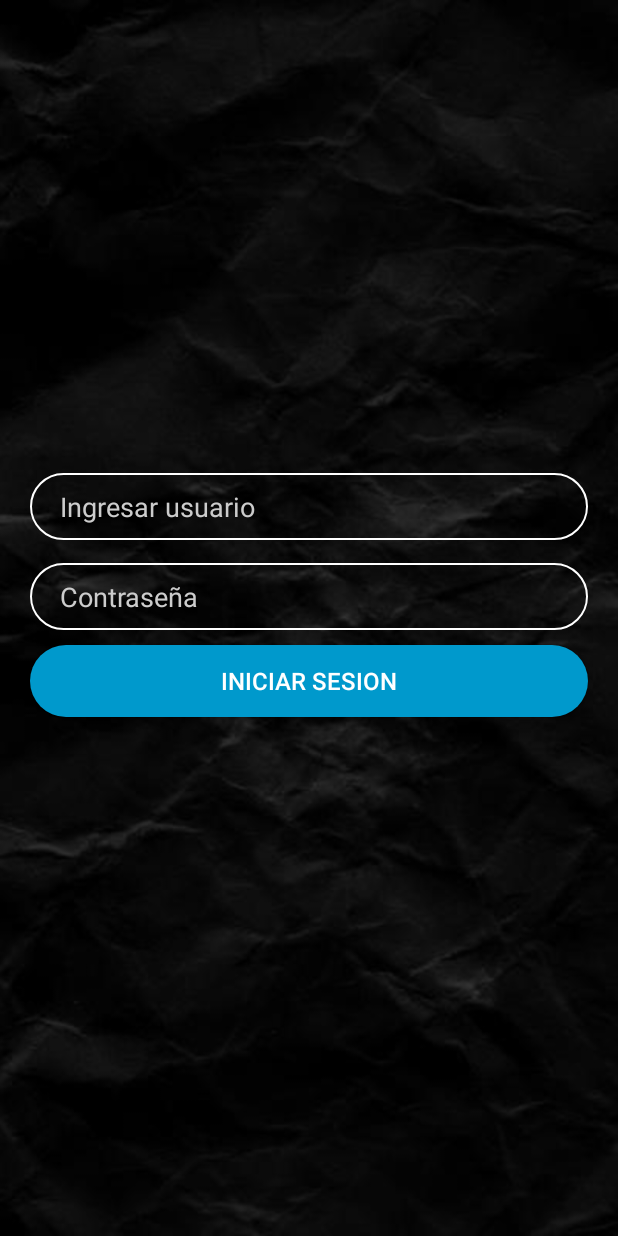
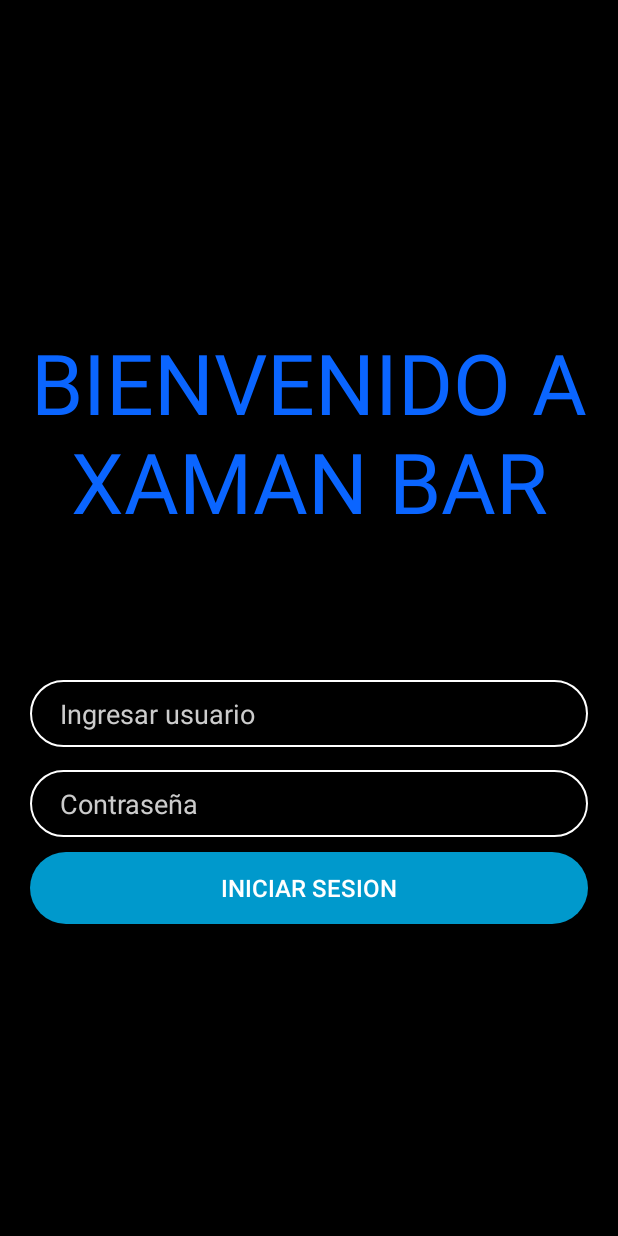
Before and after one commit to esdras4757/xaman, an Android app: the Login screen opened directly, with no data from a screen before it, on a phone screen of 412 x 824 dp. Run offline under Robolectric (Android 15) with nearby library versions, the phone set to English and light mode, and no system bars; Roboto replaces fonts that are not available here.

Commit message:
cambie color de letras

```diff
--- a/app/src/main/java/com/example/inicio/Login.java
+++ b/app/src/main/java/com/example/inicio/Login.java
@@ -3,6 +3,7 @@ package com.example.inicio;
 import androidx.appcompat.app.AppCompatActivity;
 
 import android.content.Intent;
+import android.graphics.Typeface;
 import android.os.Bundle;
 import android.view.View;
 import android.widget.TextView;
@@ -11,6 +12,7 @@ import android.widget.Toast;
 public class Login extends AppCompatActivity {
 
     TextView usuario,contraseña;
+
 
     @Override
     protected void onCreate(Bundle savedInstanceState) {
@@ -29,4 +31,6 @@ public class Login extends AppCompatActivity {
             Toast.makeText(this,"Usuario o contraseña incorrectos",Toast.LENGTH_SHORT).show();
         }
     }
+
+
 }
--- a/app/src/main/res/layout-v21/activity_usuario.xml
+++ b/app/src/main/res/layout-v21/activity_usuario.xml
@@ -8,7 +8,8 @@
     <ImageView
         android:layout_width="match_parent"
         android:layout_height="match_parent"
-        android:src="@drawable/screen2"
+        android:background="@android:color/black"
+"
         android:scaleType="centerCrop"
         android:contentDescription="@string/todo" />
 
--- a/app/src/main/res/layout/activity_login.xml
+++ b/app/src/main/res/layout/activity_login.xml
@@ -9,7 +9,7 @@
     <ImageView
         android:layout_width="match_parent"
         android:layout_height="match_parent"
-        android:src="@drawable/screen2"
+        android:background="@android:color/black"
         android:scaleType="centerCrop"
         android:contentDescription="@string/todo" />
 
@@ -19,38 +19,50 @@
         android:gravity="center"
         android:orientation="vertical">
 
+        <TextView
+            android:id="@+id/textView"
+            android:layout_width="400sp"
+            android:layout_height="220sp"
+            android:layout_marginBottom="55sp"
+            android:gravity="center"
+            android:text="BIENVENIDO A XAMAN BAR"
+            android:textColor="@color/colorPrimaryDark"
+            android:textAppearance="@style/TextAppearance.AppCompat.Display3" />
+
+
         <EditText
+            android:id="@+id/et_usuario"
             android:layout_width="match_parent"
             android:layout_height="wrap_content"
-            android:id="@+id/et_usuario"
-            android:hint="@string/ingresar_usuario"
-            android:layout_marginBottom="15sp"
             android:layout_marginLeft="20sp"
             android:layout_marginRight="20sp"
+            android:layout_marginBottom="15sp"
             android:background="@drawable/input"
+            android:hint="@string/ingresar_usuario"
+            android:paddingStart="20sp"
             android:paddingLeft="20sp"
+            android:paddingTop="10sp"
+            android:paddingEnd="10sp"
             android:paddingRight="10sp"
-            android:paddingTop="10sp"
             android:paddingBottom="10sp"
-            android:textColorHint="#ccc"
-            android:paddingStart="20sp"
-            android:paddingEnd="10sp" />
+            android:textColorHint="#ccc" />
+
         <EditText
+            android:id="@+id/et_contraseña"
             android:layout_width="match_parent"
             android:layout_height="wrap_content"
-            android:id="@+id/et_contraseña"
-            android:hint="@string/contraseña"
-            android:layout_marginBottom="10sp"
             android:layout_marginLeft="20sp"
             android:layout_marginRight="20sp"
+            android:layout_marginBottom="10sp"
             android:background="@drawable/input"
+            android:hint="@string/contraseña"
+            android:paddingStart="20sp"
             android:paddingLeft="20sp"
+            android:paddingTop="10sp"
+            android:paddingEnd="10sp"
             android:paddingRight="10sp"
-            android:paddingTop="10sp"
             android:paddingBottom="10sp"
-            android:textColorHint="#ccc"
-            android:paddingStart="20sp"
-            android:paddingEnd="10sp" />
+            android:textColorHint="#ccc" />
 
         <Button
             android:layout_width="match_parent"
@@ -66,10 +78,5 @@
             android:textSize="16sp" />
 
 
-
-
-
-
-
     </LinearLayout>
 </RelativeLayout>
```
